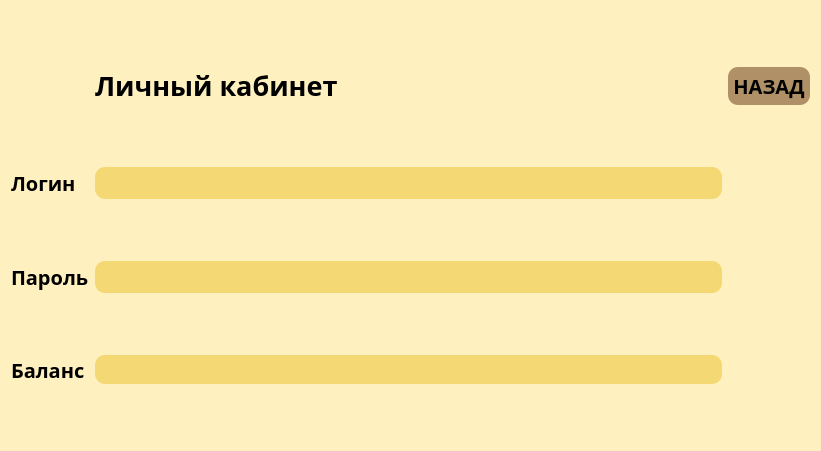
First picture: the form in Client/src/AllUi/Account.ui, repository de-Beast/OnlineCasino, before the edit.
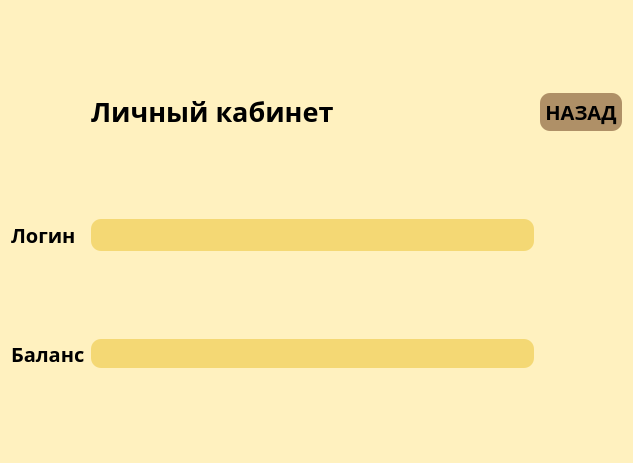
Second picture: the form after the edit.

Commit message: окно аккаунта

The edit to the form file:
```diff
--- a/Client/src/AllUi/Account.ui
+++ b/Client/src/AllUi/Account.ui
@@ -6,8 +6,8 @@
    <rect>
     <x>0</x>
     <y>0</y>
-    <width>821</width>
-    <height>451</height>
+    <width>633</width>
+    <height>463</height>
    </rect>
   </property>
   <property name="font">
@@ -29,6 +29,25 @@
 </string>
   </property>
   <layout class="QGridLayout" name="gridLayout">
+   <item row="0" column="2">
+    <widget class="QPushButton" name="pushButton">
+     <property name="font">
+      <font>
+       <family>Manrope</family>
+       <pointsize>15</pointsize>
+       <bold>true</bold>
+      </font>
+     </property>
+     <property name="styleSheet">
+      <string notr="true">background: rgba(140, 101, 65, 0.7);
+border-radius: 10px;
+padding: 5px</string>
+     </property>
+     <property name="text">
+      <string>НАЗАД</string>
+     </property>
+    </widget>
+   </item>
    <item row="1" column="1">
     <widget class="QLineEdit" name="emailEdit">
      <property name="font">
@@ -47,36 +66,17 @@
      </property>
     </widget>
    </item>
-   <item row="3" column="1">
-    <widget class="QLabel" name="balanceLabel">
-     <property name="sizePolicy">
-      <sizepolicy hsizetype="Preferred" vsizetype="Fixed">
-       <horstretch>0</horstretch>
-       <verstretch>0</verstretch>
-      </sizepolicy>
-     </property>
+   <item row="1" column="0">
+    <widget class="QLabel" name="label">
      <property name="font">
       <font>
+       <family>Manrope</family>
        <pointsize>15</pointsize>
        <bold>true</bold>
       </font>
      </property>
-     <property name="layoutDirection">
-      <enum>Qt::LeftToRight</enum>
-     </property>
-     <property name="styleSheet">
-      <string notr="true">background: rgba(244, 216, 116, 1);
-border-radius: 10px;
-padding: 3px</string>
-     </property>
      <property name="text">
-      <string/>
-     </property>
-     <property name="scaledContents">
-      <bool>false</bool>
-     </property>
-     <property name="wordWrap">
-      <bool>false</bool>
+      <string>Логин</string>
      </property>
     </widget>
    </item>
@@ -103,21 +103,40 @@
      </property>
     </widget>
    </item>
-   <item row="1" column="0">
-    <widget class="QLabel" name="label">
+   <item row="2" column="1">
+    <widget class="QLabel" name="balanceLabel">
+     <property name="sizePolicy">
+      <sizepolicy hsizetype="Preferred" vsizetype="Fixed">
+       <horstretch>0</horstretch>
+       <verstretch>0</verstretch>
+      </sizepolicy>
+     </property>
      <property name="font">
       <font>
-       <family>Manrope</family>
        <pointsize>15</pointsize>
        <bold>true</bold>
       </font>
      </property>
+     <property name="layoutDirection">
+      <enum>Qt::LeftToRight</enum>
+     </property>
+     <property name="styleSheet">
+      <string notr="true">background: rgba(244, 216, 116, 1);
+border-radius: 10px;
+padding: 3px</string>
+     </property>
      <property name="text">
-      <string>Логин</string>
+      <string/>
+     </property>
+     <property name="scaledContents">
+      <bool>false</bool>
+     </property>
+     <property name="wordWrap">
+      <bool>false</bool>
      </property>
     </widget>
    </item>
-   <item row="3" column="0">
+   <item row="2" column="0">
     <widget class="QLabel" name="label_3">
      <property name="font">
       <font>
@@ -131,66 +150,6 @@
      </property>
     </widget>
    </item>
-   <item row="2" column="0">
-    <widget class="QLabel" name="label_2">
-     <property name="font">
-      <font>
-       <family>Manrope</family>
-       <pointsize>15</pointsize>
-       <bold>true</bold>
-      </font>
-     </property>
-     <property name="text">
-      <string>Пароль</string>
-     </property>
-    </widget>
-   </item>
-   <item row="2" column="1">
-    <widget class="QLineEdit" name="passwordEdit">
-     <property name="sizePolicy">
-      <sizepolicy hsizetype="Expanding" vsizetype="Fixed">
-       <horstretch>0</horstretch>
-       <verstretch>0</verstretch>
-      </sizepolicy>
-     </property>
-     <property name="font">
-      <font>
-       <pointsize>15</pointsize>
-       <bold>false</bold>
-      </font>
-     </property>
-     <property name="styleSheet">
-      <string notr="true">background: rgba(244, 216, 116, 1);
-border-radius: 10px;
-padding: 3px</string>
-     </property>
-     <property name="text">
-      <string/>
-     </property>
-     <property name="readOnly">
-      <bool>true</bool>
-     </property>
-    </widget>
-   </item>
-   <item row="0" column="2">
-    <widget class="QPushButton" name="pushButton">
-     <property name="font">
-      <font>
-       <family>Manrope</family>
-       <pointsize>15</pointsize>
-       <bold>true</bold>
-      </font>
-     </property>
-     <property name="styleSheet">
-      <string notr="true">background: rgba(140, 101, 65, 0.7);
-border-radius: 10px;
-padding: 5px</string>
-     </property>
-     <property name="text">
-      <string>НАЗАД</string>
-     </property>
-    </widget>
-   </item>
   </layout>
  </widget>
  <resources/>
```
The commit also changes 4 other files.
